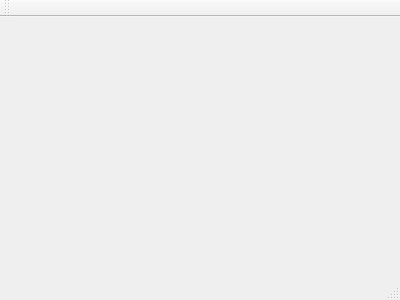
Qt form mainwindow.ui (gbn666/GeoProspector) before a commit.
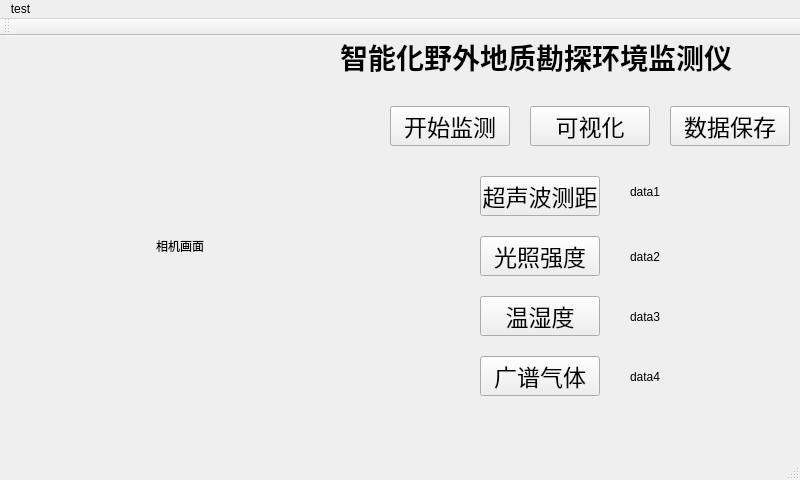
The same form after that commit. Icons and pictures are not drawn.

```diff
--- a/mainwindow.ui
+++ b/mainwindow.ui
@@ -1,24 +1,301 @@
 <ui version="4.0">
  <class>MainWindow</class>
- <widget class="QMainWindow" name="MainWindow" >
-  <property name="geometry" >
+ <widget class="QMainWindow" name="MainWindow">
+  <property name="geometry">
    <rect>
     <x>0</x>
     <y>0</y>
-    <width>400</width>
-    <height>300</height>
+    <width>800</width>
+    <height>480</height>
    </rect>
   </property>
   <property name="windowTitle" >
    <string>MainWindow</string>
   </property>
-  <widget class="QMenuBar" name="menuBar" />
-  <widget class="QToolBar" name="mainToolBar" />
-  <widget class="QWidget" name="centralWidget" />
-  <widget class="QStatusBar" name="statusBar" />
+  <widget class="QWidget" name="centralWidget">
+   <widget class="QLabel" name="labelImage">
+    <property name="geometry">
+     <rect>
+      <x>300</x>
+      <y>10</y>
+      <width>30</width>
+      <height>29</height>
+     </rect>
+    </property>
+    <property name="minimumSize">
+     <size>
+      <width>30</width>
+      <height>29</height>
+     </size>
+    </property>
+    <property name="text">
+     <string/>
+    </property>
+    <property name="pixmap">
+     <pixmap resource="images.qrc">:/new/prefix1/logo</pixmap>
+    </property>
+    <property name="scaledContents">
+     <bool>false</bool>
+    </property>
+    <property name="wordWrap">
+     <bool>false</bool>
+    </property>
+   </widget>
+   <widget class="QLabel" name="titlelabel">
+    <property name="geometry">
+     <rect>
+      <x>340</x>
+      <y>0</y>
+      <width>411</width>
+      <height>41</height>
+     </rect>
+    </property>
+    <property name="font">
+     <font>
+      <family>AR PL UKai CN</family>
+      <pointsize>21</pointsize>
+      <weight>75</weight>
+      <bold>true</bold>
+     </font>
+    </property>
+    <property name="text">
+     <string>智能化野外地质勘探环境监测仪</string>
+    </property>
+   </widget>
+   <widget class="QPushButton" name="viewButton">
+    <property name="geometry">
+     <rect>
+      <x>530</x>
+      <y>70</y>
+      <width>120</width>
+      <height>40</height>
+     </rect>
+    </property>
+    <property name="font">
+     <font>
+      <family>AR PL UKai CN</family>
+      <pointsize>17</pointsize>
+     </font>
+    </property>
+    <property name="text">
+     <string>可视化</string>
+    </property>
+    <property name="default">
+     <bool>false</bool>
+    </property>
+   </widget>
+   <widget class="QPushButton" name="saveButton">
+    <property name="geometry">
+     <rect>
+      <x>670</x>
+      <y>70</y>
+      <width>120</width>
+      <height>40</height>
+     </rect>
+    </property>
+    <property name="font">
+     <font>
+      <family>AR PL UKai CN</family>
+      <pointsize>17</pointsize>
+     </font>
+    </property>
+    <property name="text">
+     <string>数据保存</string>
+    </property>
+   </widget>
+   <widget class="QPushButton" name="pushButton">
+    <property name="geometry">
+     <rect>
+      <x>480</x>
+      <y>140</y>
+      <width>120</width>
+      <height>40</height>
+     </rect>
+    </property>
+    <property name="font">
+     <font>
+      <family>AR PL UKai CN</family>
+      <pointsize>17</pointsize>
+     </font>
+    </property>
+    <property name="text">
+     <string>超声波测距</string>
+    </property>
+   </widget>
+   <widget class="QPushButton" name="lightButton">
+    <property name="geometry">
+     <rect>
+      <x>480</x>
+      <y>200</y>
+      <width>120</width>
+      <height>40</height>
+     </rect>
+    </property>
+    <property name="font">
+     <font>
+      <family>AR PL UKai CN</family>
+      <pointsize>17</pointsize>
+     </font>
+    </property>
+    <property name="text">
+     <string>光照强度</string>
+    </property>
+   </widget>
+   <widget class="QPushButton" name="temperButton">
+    <property name="geometry">
+     <rect>
+      <x>480</x>
+      <y>260</y>
+      <width>120</width>
+      <height>40</height>
+     </rect>
+    </property>
+    <property name="font">
+     <font>
+      <family>AR PL UKai CN</family>
+      <pointsize>17</pointsize>
+     </font>
+    </property>
+    <property name="text">
+     <string>温湿度</string>
+    </property>
+   </widget>
+   <widget class="QPushButton" name="gasButton">
+    <property name="geometry">
+     <rect>
+      <x>480</x>
+      <y>320</y>
+      <width>120</width>
+      <height>40</height>
+     </rect>
+    </property>
+    <property name="font">
+     <font>
+      <family>AR PL UKai CN</family>
+      <pointsize>17</pointsize>
+     </font>
+    </property>
+    <property name="text">
+     <string>广谱气体</string>
+    </property>
+   </widget>
+   <widget class="QLabel" name="viewlabel">
+    <property name="geometry">
+     <rect>
+      <x>30</x>
+      <y>60</y>
+      <width>300</width>
+      <height>300</height>
+     </rect>
+    </property>
+    <property name="text">
+     <string>相机画面</string>
+    </property>
+    <property name="alignment">
+     <set>Qt::AlignCenter</set>
+    </property>
+   </widget>
+   <widget class="QPushButton" name="startButton">
+    <property name="geometry">
+     <rect>
+      <x>390</x>
+      <y>70</y>
+      <width>120</width>
+      <height>40</height>
+     </rect>
+    </property>
+    <property name="font">
+     <font>
+      <family>AR PL UKai CN</family>
+      <pointsize>17</pointsize>
+     </font>
+    </property>
+    <property name="text">
+     <string>开始监测</string>
+    </property>
+   </widget>
+   <widget class="QLabel" name="label_3">
+    <property name="geometry">
+     <rect>
+      <x>630</x>
+      <y>140</y>
+      <width>121</width>
+      <height>31</height>
+     </rect>
+    </property>
+    <property name="text">
+     <string>data1</string>
+    </property>
+   </widget>
+   <widget class="QLabel" name="label_4">
+    <property name="geometry">
+     <rect>
+      <x>630</x>
+      <y>200</y>
+      <width>101</width>
+      <height>41</height>
+     </rect>
+    </property>
+    <property name="text">
+     <string>data2</string>
+    </property>
+   </widget>
+   <widget class="QLabel" name="label_5">
+    <property name="geometry">
+     <rect>
+      <x>630</x>
+      <y>260</y>
+      <width>111</width>
+      <height>41</height>
+     </rect>
+    </property>
+    <property name="text">
+     <string>data3</string>
+    </property>
+   </widget>
+   <widget class="QLabel" name="label_6">
+    <property name="geometry">
+     <rect>
+      <x>630</x>
+      <y>320</y>
+      <width>91</width>
+      <height>41</height>
+     </rect>
+    </property>
+    <property name="text">
+     <string>data4</string>
+    </property>
+   </widget>
+  </widget>
+  <widget class="QMenuBar" name="menuBar">
+   <property name="geometry">
+    <rect>
+     <x>0</x>
+     <y>0</y>
+     <width>800</width>
+     <height>28</height>
+    </rect>
+   </property>
+   <widget class="QMenu" name="menutest">
+    <property name="title">
+     <string>test</string>
+    </property>
+   </widget>
+   <addaction name="menutest"/>
+  </widget>
+  <widget class="QToolBar" name="mainToolBar">
+   <attribute name="toolBarArea">
+    <enum>TopToolBarArea</enum>
+   </attribute>
+   <attribute name="toolBarBreak">
+    <bool>false</bool>
+   </attribute>
+  </widget>
+  <widget class="QStatusBar" name="statusBar"/>
  </widget>
- <layoutDefault spacing="6" margin="11" />
- <pixmapfunction></pixmapfunction>
- <resources/>
+ <layoutdefault spacing="6" margin="11"/>
+ <resources>
+  <include location="images.qrc"/>
+ </resources>
  <connections/>
 </ui>
```
Left out of the diff: 3 changed lines with no effect on the pictures.
